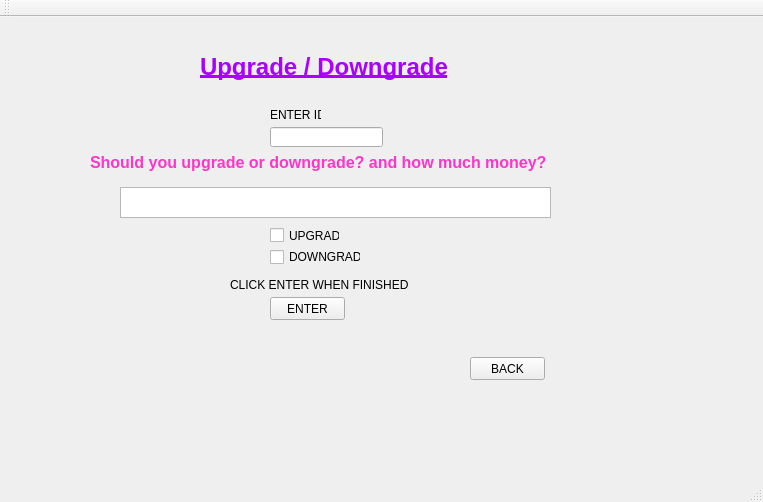
This is Forms/mainwindow.ui in TheSoullessOne/Group-Project-1 as Qt 5 draws it before an edit. The edited form follows.
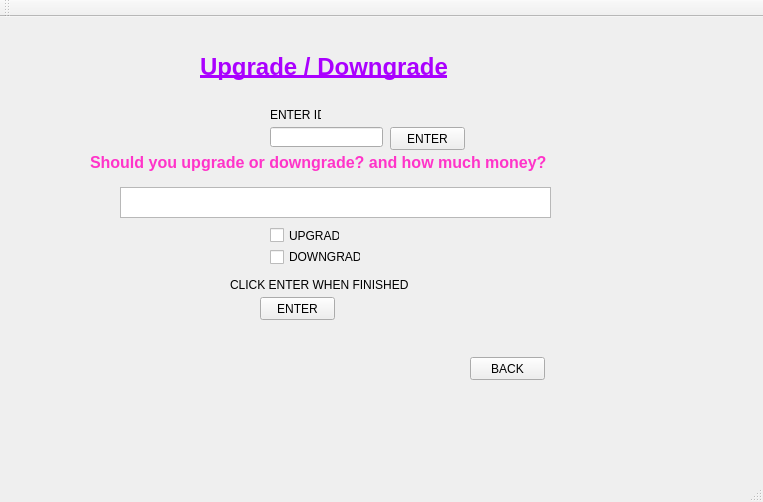
This is the edited form.

Commit message: rebate updated and upgrade window

The edit to the form file:
```diff
--- a/Forms/mainwindow.ui
+++ b/Forms/mainwindow.ui
@@ -774,8 +774,8 @@
      <widget class="QPushButton" name="pushButton">
       <property name="geometry">
        <rect>
-        <x>260</x>
-        <y>270</y>
+        <x>380</x>
+        <y>100</y>
         <width>75</width>
         <height>23</height>
        </rect>
@@ -797,6 +797,19 @@
        <string>CLICK ENTER WHEN FINISHED</string>
       </property>
      </widget>
+     <widget class="QPushButton" name="upgrade_downgrade_button">
+      <property name="geometry">
+       <rect>
+        <x>250</x>
+        <y>270</y>
+        <width>75</width>
+        <height>23</height>
+       </rect>
+      </property>
+      <property name="text">
+       <string>ENTER</string>
+      </property>
+     </widget>
     </widget>
     <widget class="QWidget" name="ADMIN_LOGIN">
      <widget class="QPushButton" name="backButton_admin_login">
```
Left out of the diff: 15 changed lines with no effect on the pictures. The commit also changes 5 other files.
